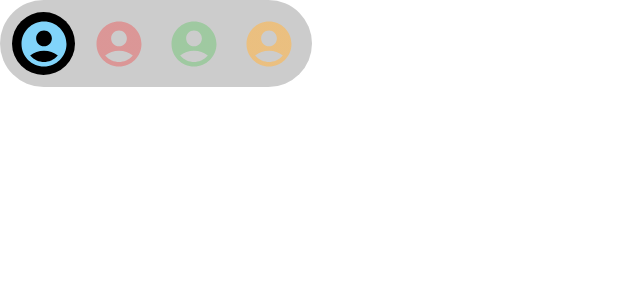
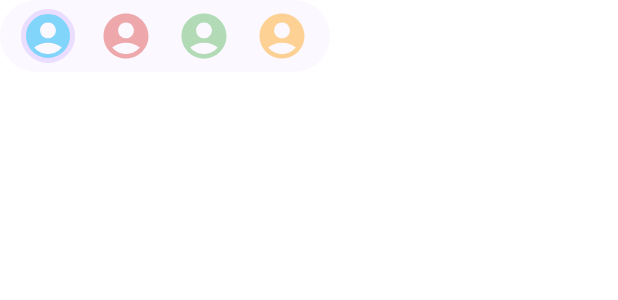
Before and after one commit to Erkko68/HexonKMP, an Android app built with Jetpack Compose: the @Preview function PlayerTurnRowPreview, on a phone screen of 412 x 824 dp. Shown: the top 300 px of the screen. Run offline under Robolectric (Android 15) with nearby library versions, the phone set to English and light mode, and no system bars.

Commit message:
Added Pop up and trade toggle for playes, more changes on colors and styling of the Game Screen
Relates to #9

```diff
--- a/composeApp/src/commonMain/kotlin/eric/bitria/hexon/App.kt
+++ b/composeApp/src/commonMain/kotlin/eric/bitria/hexon/App.kt
@@ -149,7 +149,10 @@ fun App(
                     )
                 }
             ) {
-                GameScreen()
+                GameScreen(
+                    onExitClicked = { navController.popBackStack() },
+                    onAboutClicked = { /*navController.navigate(Screens.About)*/ }
+                )
             }
 
             composable<Screens.FriendProfile>(
--- a/composeApp/src/commonMain/kotlin/eric/bitria/hexon/ui/components/game/ControlButton.kt
+++ b/composeApp/src/commonMain/kotlin/eric/bitria/hexon/ui/components/game/ControlButton.kt
@@ -22,8 +22,8 @@ fun ControlButton(
 ) {
     Button(
         onClick = { onClick() },
-        modifier = Modifier.size(48.dp), // w-12 h-12
-        shape = RoundedCornerShape(8.dp), // rounded-lg
+        modifier = Modifier.size(48.dp),
+        shape = RoundedCornerShape(8.dp),
         colors = ButtonDefaults.buttonColors(containerColor = color),
         contentPadding = PaddingValues(0.dp)
     ) {
--- a/composeApp/src/commonMain/kotlin/eric/bitria/hexon/ui/components/game/PlayersTurn.kt
+++ b/composeApp/src/commonMain/kotlin/eric/bitria/hexon/ui/components/game/PlayersTurn.kt
@@ -1,11 +1,12 @@
 package eric.bitria.hexon.ui.components.game
 
 import androidx.compose.foundation.background
-import androidx.compose.foundation.clickable
+import androidx.compose.foundation.border
 import androidx.compose.foundation.horizontalScroll
 import androidx.compose.foundation.layout.Arrangement
 import androidx.compose.foundation.layout.Box
 import androidx.compose.foundation.layout.Row
+import androidx.compose.foundation.layout.fillMaxWidth
 import androidx.compose.foundation.layout.padding
 import androidx.compose.foundation.layout.size
 import androidx.compose.foundation.rememberScrollState
@@ -13,8 +14,13 @@ import androidx.compose.foundation.shape.CircleShape
 import androidx.compose.foundation.shape.RoundedCornerShape
 import androidx.compose.material.icons.Icons
 import androidx.compose.material.icons.filled.AccountCircle
+import androidx.compose.material3.DropdownMenu
+import androidx.compose.material3.DropdownMenuItem
 import androidx.compose.material3.Icon
+import androidx.compose.material3.IconButton
 import androidx.compose.material3.MaterialTheme
+import androidx.compose.material3.Switch
+import androidx.compose.material3.SwitchDefaults
 import androidx.compose.material3.Text
 import androidx.compose.runtime.Composable
 import androidx.compose.runtime.getValue
@@ -25,57 +31,112 @@ import androidx.compose.ui.Alignment
 import androidx.compose.ui.Modifier
 import androidx.compose.ui.draw.clip
 import androidx.compose.ui.graphics.Color
-import androidx.compose.ui.unit.IntOffset
+import androidx.compose.ui.text.font.FontWeight
 import androidx.compose.ui.unit.dp
-import androidx.compose.ui.window.Popup
+import androidx.compose.ui.unit.sp
+import androidx.compose.ui.window.PopupProperties
 import org.jetbrains.compose.ui.tooling.preview.Preview
 
 data class Player(
     val name: String,
+    val tradesEnabled: Boolean,
     val color: Color
 )
 
 @Composable
-fun PlayerIcon(player: Player, isActive: Boolean = false) {
-    var showDialog by remember { mutableStateOf(false) }
+fun PlayerIcon(
+    player: Player,
+    isActive: Boolean = false,
+    onToggleTrades: (Boolean) -> Unit
+) {
+    var expanded by remember { mutableStateOf(false) }
 
-    Box(
+    Box(contentAlignment = Alignment.Center) {
+        IconButton(
+            onClick = { expanded = !expanded },
+            modifier = Modifier
+                .size(48.dp)
+                .clip(CircleShape)
+        ) {
+            Icon(
+                imageVector = Icons.Filled.AccountCircle,
+                contentDescription = "${player.name} Avatar",
+                tint = player.color.copy(alpha = if (isActive) 1f else 0.6f),
+                modifier = Modifier
+                    .size(36.dp)
+                    .border(
+                        width = if (isActive) 3.dp else 0.dp,
+                        shape = CircleShape,
+                        color = if (isActive) MaterialTheme.colorScheme.primaryContainer else Color.Transparent
+                    )
+            )
+        }
+
+        PlayerDropdownMenu(
+            player = player,
+            expanded = expanded,
+            onDismiss = { expanded = false },
+            onToggleTrades = onToggleTrades
+        )
+    }
+}
+
+@Composable
+private fun PlayerDropdownMenu(
+    player: Player,
+    expanded: Boolean,
+    onDismiss: () -> Unit,
+    onToggleTrades: (Boolean) -> Unit
+) {
+    DropdownMenu(
+        expanded = expanded,
+        onDismissRequest = onDismiss,
         modifier = Modifier
-            .padding(vertical = 8.dp)
-            .size(42.dp)
-            .clip(CircleShape)
-            .background(if (isActive) Color.Black else Color.Transparent)
-            .clickable { showDialog = !showDialog },
-        contentAlignment = Alignment.Center
+            .clip(RoundedCornerShape(12.dp))
+            .background(MaterialTheme.colorScheme.surfaceVariant),
+        properties = PopupProperties(focusable = true, clippingEnabled = false)
     ) {
-        Icon(
-            imageVector = Icons.Filled.AccountCircle,
-            contentDescription = "${player.name} Avatar",
-            tint = player.color.copy(alpha = if (isActive) 1f else 0.6f),
-            modifier = Modifier.size(36.dp)
+        // Player name (informative)
+        DropdownMenuItem(
+            text = {
+                Text(
+                    text = player.name,
+                    fontSize = 16.sp,
+                    fontWeight = FontWeight.Medium,
+                    color = MaterialTheme.colorScheme.onSurfaceVariant
+                )
+            },
+            onClick = onDismiss,
+            modifier = Modifier.padding(horizontal = 12.dp, vertical = 4.dp)
         )
 
-        // Show small popup below the icon when clicked
-        if (showDialog) {
-            Popup(
-                alignment = Alignment.TopCenter,
-                offset = IntOffset(0, 50) // position below the icon
-            ) {
-                Box(
-                    modifier = Modifier
-                        .clip(RoundedCornerShape(8.dp))
-                        .background(Color.Black.copy(alpha = 0.85f))
-                        .padding(horizontal = 10.dp, vertical = 6.dp)
-                        .clickable { showDialog = false } // dismiss on click
+        // Trade toggle
+        DropdownMenuItem(
+            text = {
+                Row(
+                    verticalAlignment = Alignment.CenterVertically,
+                    horizontalArrangement = Arrangement.spacedBy(8.dp),
+                    modifier = Modifier.fillMaxWidth()
                 ) {
                     Text(
-                        text = player.name,
-                        color = Color.White,
-                        style = MaterialTheme.typography.bodySmall
+                        text = "Trade",
+                        fontSize = 16.sp,
+                        fontWeight = FontWeight.Medium,
+                        color = MaterialTheme.colorScheme.onSurfaceVariant
+                    )
+                    Switch(
+                        checked = player.tradesEnabled,
+                        onCheckedChange = { onToggleTrades(it) },
+                        colors = SwitchDefaults.colors(
+                            checkedThumbColor = MaterialTheme.colorScheme.primary,
+                            uncheckedThumbColor = Color.Gray
+                        )
                     )
                 }
-            }
-        }
+            },
+            onClick = {}, // handled by Switch
+            modifier = Modifier.padding(horizontal = 12.dp, vertical = 4.dp)
+        )
     }
 }
 
@@ -85,30 +146,36 @@ fun PlayerTurn(players: List<Player>, modifier: Modifier = Modifier) {
         modifier = modifier
             .horizontalScroll(rememberScrollState())
             .clip(CircleShape)
-            .background(Color.Black.copy(alpha = 0.2f))
+            .background(MaterialTheme.colorScheme.primaryContainer.copy(alpha = 0.2f))
             .padding(horizontal = 8.dp),
-        horizontalArrangement = Arrangement.spacedBy(8.dp),
+        horizontalArrangement = Arrangement.spacedBy(4.dp),
         verticalAlignment = Alignment.CenterVertically
     ) {
         // First player: black background (active)
-        PlayerIcon(player = players.first(), isActive = true)
+        PlayerIcon(
+            player = players.first(),
+            isActive = true,
+            onToggleTrades = { /* Handle trade toggle */ },
+        )
 
         // Other players
         players.drop(1).forEach { player ->
-            PlayerIcon(player = player)
+            PlayerIcon(
+                player = player,
+                onToggleTrades = { /* Handle trade toggle */ }
+            )
         }
     }
 }
-
 
 @Preview(showBackground = true)
 @Composable
 fun PlayerTurnRowPreview() {
     val players = listOf(
-        Player("Player 1", Color(0xFF81D4FA)), // Active
-        Player("Player 2", Color(0xFFE57373)),
-        Player("Player 3", Color(0xFF81C784)),
-        Player("Player 4", Color(0xFFFFB74D))
+        Player("Player 1", true, Color(0xFF81D4FA)), // Active
+        Player("Player 2", true, Color(0xFFE57373)),
+        Player("Player 3", true, Color(0xFF81C784)),
+        Player("Player 4", true, Color(0xFFFFB74D))
     )
 
     PlayerTurn(players = players)
--- a/composeApp/src/commonMain/kotlin/eric/bitria/hexon/ui/components/game/VictoryPointsIndicator.kt
+++ b/composeApp/src/commonMain/kotlin/eric/bitria/hexon/ui/components/game/VictoryPointsIndicator.kt
@@ -9,6 +9,7 @@ import androidx.compose.foundation.shape.CircleShape
 import androidx.compose.material.icons.Icons
 import androidx.compose.material.icons.filled.MilitaryTech
 import androidx.compose.material3.Icon
+import androidx.compose.material3.MaterialTheme
 import androidx.compose.material3.Text
 import androidx.compose.runtime.Composable
 import androidx.compose.ui.Alignment
@@ -24,7 +25,7 @@ fun VictoryPointsIndicator(victoryPoints: Pair<Int, Int>){
     Row(
         modifier = Modifier
             .clip(CircleShape)
-            .background(Color.Black)
+            .background(MaterialTheme.colorScheme.primaryContainer)
             .padding(horizontal = 12.dp, vertical = 4.dp),
         verticalAlignment = Alignment.CenterVertically,
         horizontalArrangement = Arrangement.spacedBy(4.dp)
@@ -37,7 +38,7 @@ fun VictoryPointsIndicator(victoryPoints: Pair<Int, Int>){
         )
         Text(
             text = "${victoryPoints.first} / ${victoryPoints.second}",
-            color = Color.White,
+            color = MaterialTheme.colorScheme.onPrimaryContainer,
             fontWeight = FontWeight.Bold,
             fontSize = 14.sp
         )
```
Also changed, not shown: composeApp/src/commonMain/kotlin/eric/bitria/hexon/ui/components/game/CardItem.kt (+30 -12 lines), composeApp/src/commonMain/kotlin/eric/bitria/hexon/ui/components/game/ItemCards.kt (+7 -7 lines), composeApp/src/commonMain/kotlin/eric/bitria/hexon/ui/components/game/OptionsButton.kt (added, +93 -0 lines), composeApp/src/commonMain/kotlin/eric/bitria/hexon/ui/screens/GameScreen.kt (+9 -18 lines), composeApp/src/commonMain/kotlin/eric/bitria/hexon/viewmodel/GameUIViewModel.kt (+12 -12 lines).
